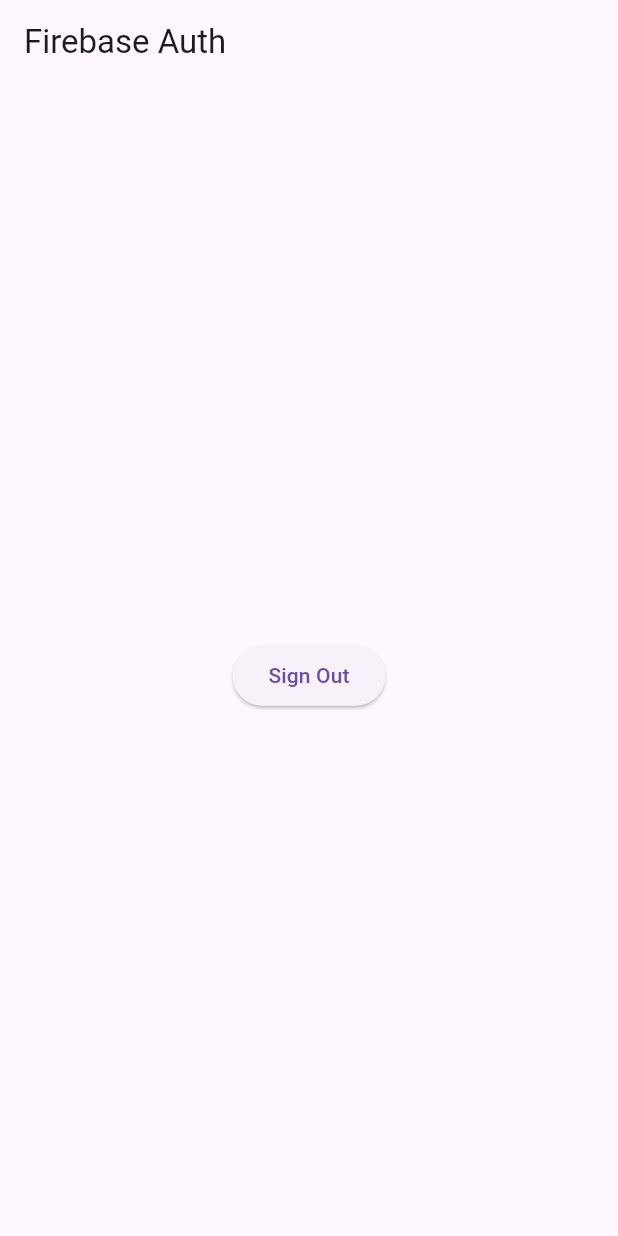
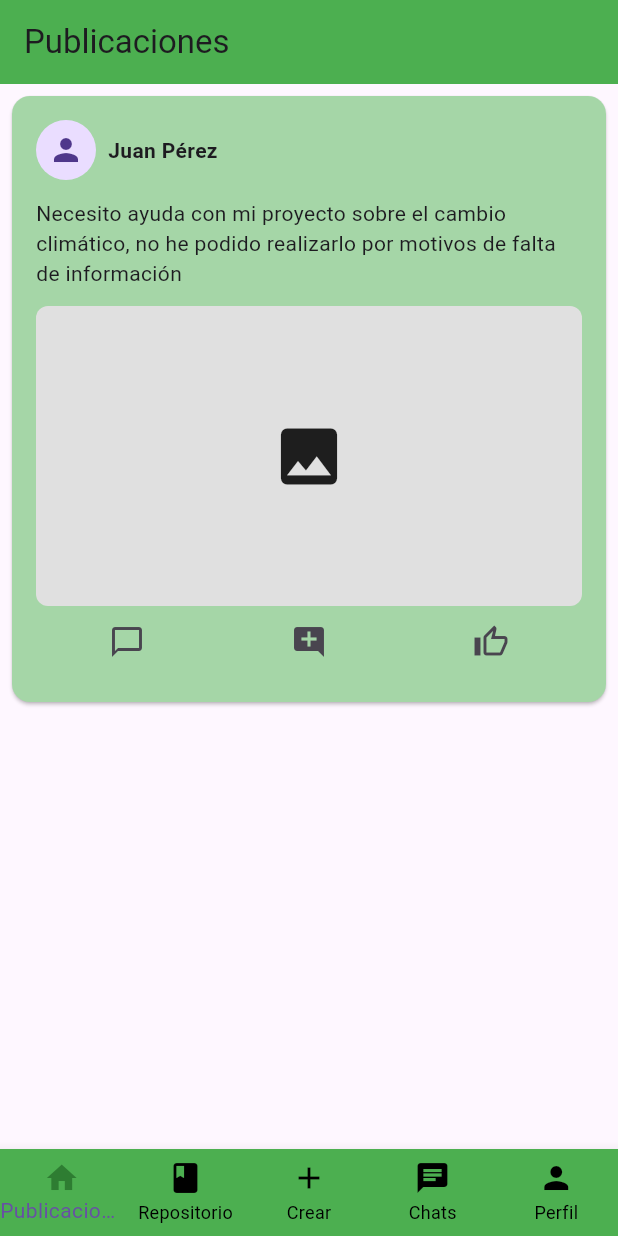
Before and after one commit to Aderptt18/App-CCUTS, a Flutter app: the screen it shows once a user with an empty profile is signed in, on a phone screen of 412 x 824 dp. Run offline on Flutter 3.47's test engine with Material 3 defaults, Android fonts, the light colour scheme and no system bars; our stand-ins replace firebase_auth, firebase_core; accounts and stored records are empty; network calls fail.

Commit message:
Pantallas hechas sin logica

```diff
--- a/cc_uts/lib/app/app.dart
+++ b/cc_uts/lib/app/app.dart
@@ -1,5 +1,4 @@
-import 'package:cc_uts/views/autentificacion/Acceso.dart';
-import 'package:cc_uts/widgets/widget_tree.dart';
+import 'package:cc_uts/controlador/Acceso.dart';
 import 'package:flutter/material.dart';
 
 class MyApp extends StatelessWidget {
@@ -39,7 +38,7 @@
     Future.delayed(const Duration(seconds: 3), () {
       Navigator.pushReplacement(
         context,
-        MaterialPageRoute(builder: (context) => const WidgetTree()),
+        MaterialPageRoute(builder: (context) => const Acceso()),
       );
     });
   }
--- a/cc_uts/lib/widgets/widget_tree.dart
+++ b/cc_uts/lib/controlador/Acceso.dart
@@ -1,26 +1,26 @@
+import 'package:cc_uts/controlador/Pantallas.dart';
 import 'package:cc_uts/servicios/Autenticacion.dart';
-import 'package:cc_uts/views/autentificacion/home_page.dart';
 import 'package:cc_uts/views/autentificacion/login_register_page.dart';
 import 'package:flutter/material.dart';
 
-class WidgetTree extends StatefulWidget {
-  const WidgetTree({super.key});
+class Acceso extends StatefulWidget {
+  const Acceso({super.key});
 
   @override
-  State<WidgetTree> createState() => _WidgetTreeState();
+  State<Acceso> createState() => _AccesoState();
 }
 
-class _WidgetTreeState extends State<WidgetTree> {
+class _AccesoState extends State<Acceso> {
   @override
   Widget build(BuildContext context) {
     return StreamBuilder(
       stream: Auth().authStateChanges,
       builder: (context, snapshot) {
-       if (snapshot.hasData){
-        return HomePage();
-       }else{
-        return LoginPage();
-       }
+        if (snapshot.hasData) {
+          return Pantallas();
+        } else {
+          return LoginPage();
+        }
       },
     );
   }
--- a/cc_uts/lib/controlador/Pantallas.dart
+++ b/cc_uts/lib/controlador/Pantallas.dart
@@ -1,10 +1,71 @@
+import 'package:cc_uts/views/perfil/Perfil.dart';
+import 'package:cc_uts/views/principal/Publicacion/CrearPublicacion.dart';
+import 'package:cc_uts/views/principal/Publicacion/Publicaciones.dart';
+import 'package:cc_uts/views/principal/Repositorio.dart';
+import 'package:cc_uts/views/principal/chats/ListaChat.dart';
 import 'package:flutter/material.dart';
 
-class pantallas extends StatelessWidget {
-  const pantallas({super.key});
+class Pantallas extends StatefulWidget {
+  const Pantallas({super.key});
+
+  @override
+  State<Pantallas> createState() => _PantallasState();
+}
+
+class _PantallasState extends State<Pantallas> {
+  int _paginaActual = 0;
+
+  // Lista de páginas correspondientes a cada ítem del BottomNavigationBar
+  final List<Widget> _paginas = [
+    Publicaciones(),
+    Repositorio(),
+    CrearPublicacion(),
+    ListaChat(),
+    Perfil()
+  ];
 
   @override
   Widget build(BuildContext context) {
-    return Container();
+    return Scaffold(
+        body: _paginas[_paginaActual],
+        bottomNavigationBar: BottomNavigationBar(
+          onTap: (index) {
+            setState(() {
+              _paginaActual = index;
+            });
+          },
+          currentIndex: _paginaActual,
+          type: BottomNavigationBarType.fixed, // Evita la animación del color
+          backgroundColor: Colors.green, // Fondo verde
+          items: [
+            BottomNavigationBarItem(
+              icon: Icon(Icons.home,
+                  color: _paginaActual == 0 ? Colors.green[800] : Colors.black),
+              label: 'Publicaciones',
+            ),
+            BottomNavigationBarItem(
+              icon: Icon(Icons.book,
+                  color: _paginaActual == 1 ? Colors.green[800] : Colors.black),
+              label: 'Repositorio',
+            ),
+            BottomNavigationBarItem(
+              icon: Icon(Icons.add,
+                  color: _paginaActual == 2 ? Colors.green[800] : Colors.black),
+              label: 'Crear',
+            ),
+            BottomNavigationBarItem(
+              icon: Icon(Icons.chat,
+                  color: _paginaActual == 3 ? Colors.green[800] : Colors.black),
+              label: 'Chats',
+            ),
+            BottomNavigationBarItem(
+              icon: Icon(Icons.person,
+                  color: _paginaActual == 4 ? Colors.green[800] : Colors.black),
+              label: 'Perfil',
+            ),
+          ],
+          unselectedItemColor: Colors.black,
+          selectedItemColor: Colors.green[1000], // Ícono seleccionado más oscuro
+        ));
   }
 }
--- a/cc_uts/lib/views/autentificacion/Acceso.dart
+++ /dev/null
@@ -1,18 +0,0 @@
-import 'package:cc_uts/controlador/Pantallas.dart';
-import 'package:cc_uts/widgets/widget_tree.dart';
-import 'package:cc_uts/views/autentificacion/Registro.dart';
-import 'package:flutter/material.dart';
-
-class Acceso extends StatelessWidget {
-  const Acceso({super.key});
-
-  @override
-  Widget build(BuildContext context) {
-
-    return MaterialApp(
-      debugShowCheckedModeBanner: false,
-      home:  const WidgetTree(),
-    );
-
-  }
-}
--- a/cc_uts/lib/views/autentificacion/home_page.dart
+++ b/cc_uts/lib/views/autentificacion/home_page.dart
@@ -12,7 +12,7 @@
   }
 
   Widget _title(){
-    return const Text('Firebase Auth');
+    return const Text(' ');
   }
 
   Widget _userUid(){
--- /dev/null
+++ b/cc_uts/lib/views/principal/Publicacion/Publicaciones.dart
@@ -0,0 +1,80 @@
+import 'package:flutter/material.dart';
+
+class Publicaciones extends StatelessWidget {
+  const Publicaciones({super.key});
+
+  @override
+  Widget build(BuildContext context) {
+    return Scaffold(
+      appBar: AppBar(
+        title: const Text('Publicaciones'),
+        backgroundColor: Colors.green,
+      ),
+      body: ListView.builder(
+        itemCount: 1, // Ejemplo con una publicación
+        itemBuilder: (context, index) {
+          return Card(
+            margin: const EdgeInsets.all(8),
+            color: Colors.green[200],
+            child: Padding(
+              padding: const EdgeInsets.all(16),
+              child: Column(
+                crossAxisAlignment: CrossAxisAlignment.start,
+                children: [
+                  // User info
+                  Row(
+                    children: [
+                      const CircleAvatar(
+                        child: Icon(Icons.person),
+                      ),
+                      const SizedBox(width: 8),
+                      const Text(
+                        'Juan Pérez',
+                        style: TextStyle(fontWeight: FontWeight.bold),
+                      ),
+                    ],
+                  ),
+                  const SizedBox(height: 12),
+
+                  // Content
+                  const Text('Necesito ayuda con mi proyecto sobre el cambio climático, no he podido realizarlo por motivos de falta de información'),
+                  const SizedBox(height: 12),
+
+                  // Image placeholder
+                  Container(
+                     height: 200,
+                    width: double.infinity,
+                    decoration: BoxDecoration(
+                      color: Colors.grey[300],
+                      borderRadius: BorderRadius.circular(8),
+                    ),
+                    child: const Icon(Icons.image, size: 50),
+                  ),
+
+                  // Interaction buttons
+                  Row(
+                    mainAxisAlignment: MainAxisAlignment.spaceAround,
+                    children: [
+                      IconButton(
+                        icon: const Icon(Icons.chat_bubble_outline),
+                        onPressed: () {},
+                      ),
+                      IconButton(
+                        icon: const Icon(Icons.add_comment),
+                        onPressed: () {},
+                      ),
+                      IconButton(
+                        icon: const Icon(Icons.thumb_up_outlined),
+                        onPressed: () {},
+                      ),
+                    ],
+                  ),
+                ],
+              ),
+            ),
+          );
+        },
+      ),
+    );
+  }
+}
```
Also changed, not shown: cc_uts/lib/views/autentificacion/Registro.dart (deleted, +0 -76 lines), cc_uts/lib/views/autentificacion/login_register_page.dart (+34 -12 lines), cc_uts/lib/views/perfil/Perfil.dart (added, +131 -0 lines), cc_uts/lib/views/principal/Publicacion/CrearPublicacion.dart (added, +94 -0 lines), cc_uts/lib/views/principal/Repositorio.dart (added, +78 -0 lines), cc_uts/lib/views/principal/chats/Chat.dart (added, +10 -0 lines), cc_uts/lib/views/principal/chats/ListaChat.dart (added, +49 -0 lines), cc_uts/assets/borrar.png (added), cc_uts/lib/views/perfil/EditarPerfil.dart (added).
